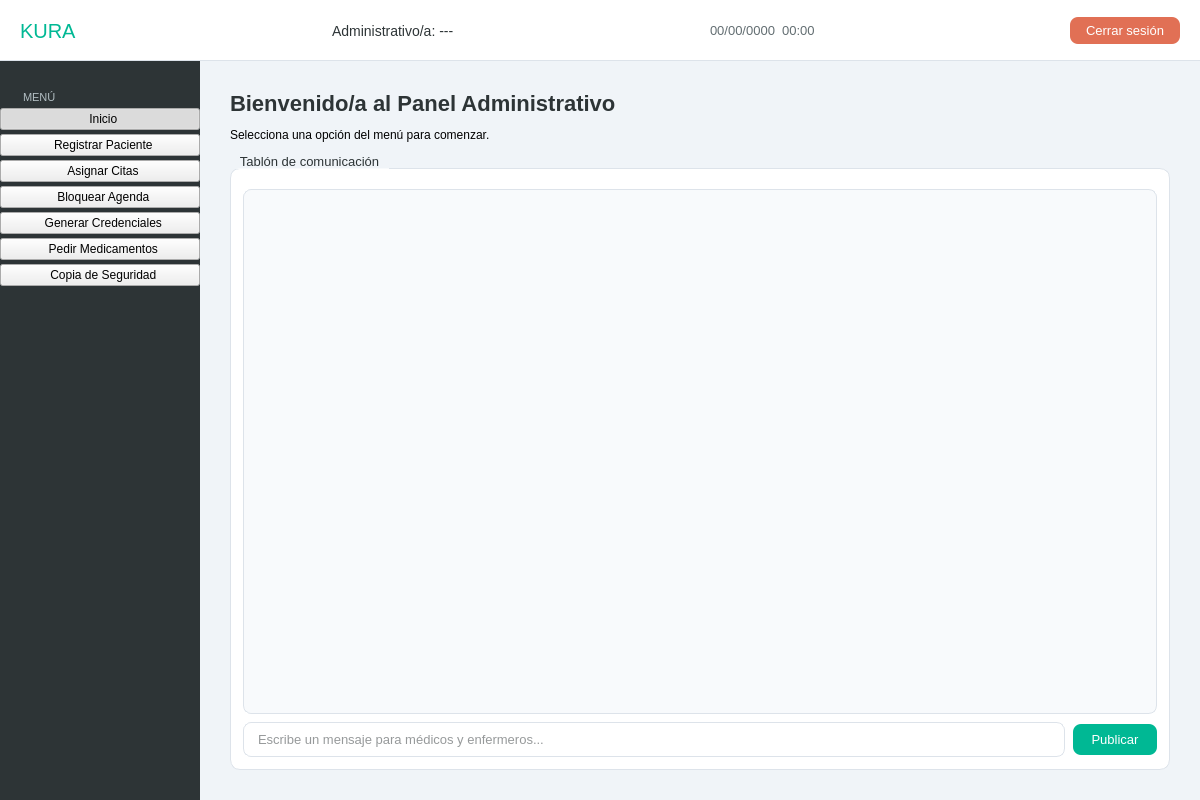
First picture: the form in src/vista/Ui/VistaAdministrativo.ui, repository hgarcg04/software-engineering, before the edit.
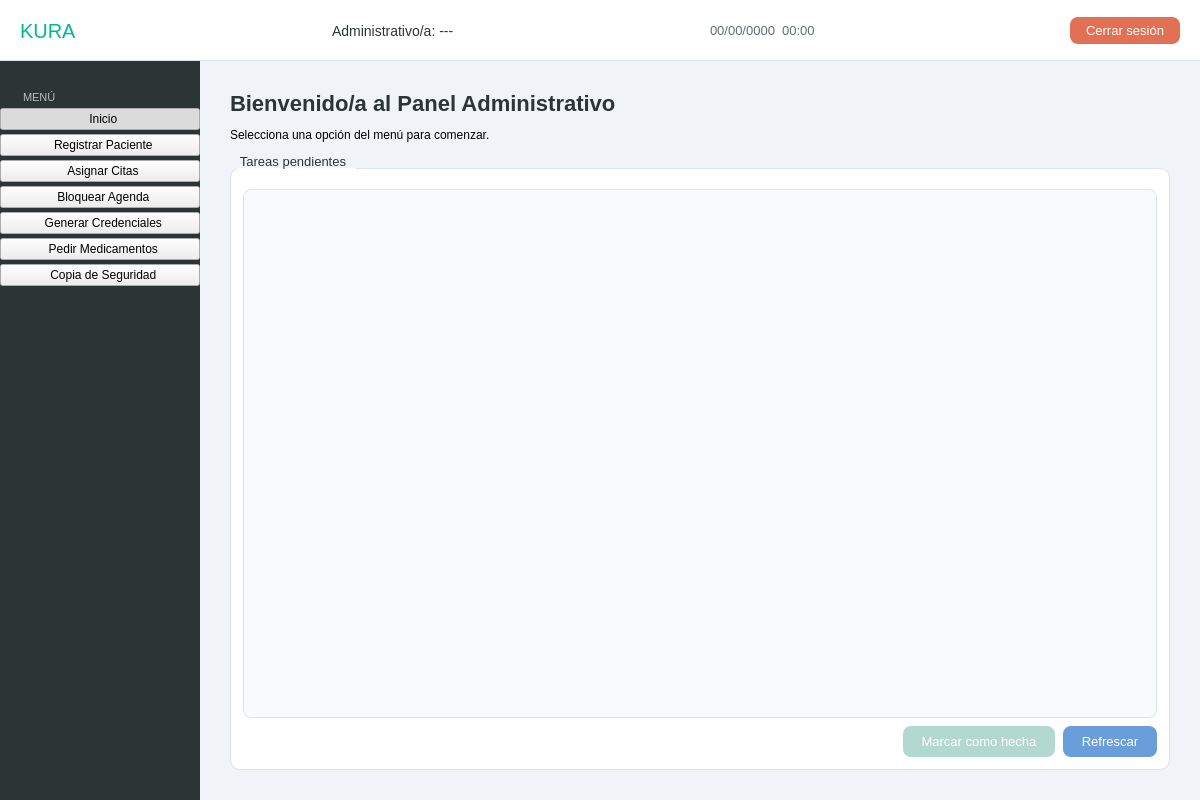
Second picture: the form after the edit.

```diff
--- a/src/vista/Ui/VistaAdministrativo.ui
+++ b/src/vista/Ui/VistaAdministrativo.ui
@@ -248,7 +248,7 @@
         border-bottom: 1px solid #f0f4f8;
     }
     #list_tablon::item:alternate { background-color: #ffffff; }
-    #btn_enviar_tablon {
+    #btn_marcar_hecha {
         background-color: #00b894;
         color: white;
         border-radius: 8px;
@@ -256,7 +256,17 @@
         font-family: 'Segoe UI Semibold';
         font-size: 13px;
     }
-    #btn_enviar_tablon:hover { background-color: #00a381; }
+    #btn_marcar_hecha:hover    { background-color: #00a381; }
+    #btn_marcar_hecha:disabled { background-color: #b2d8d0; color: #ffffff; }
+    #btn_refrescar_tablon {
+        background-color: #6a9edb;
+        color: white;
+        border-radius: 8px;
+        padding: 8px 18px;
+        font-family: 'Segoe UI Semibold';
+        font-size: 13px;
+    }
+    #btn_refrescar_tablon:hover { background-color: #4a7ec0; }
 
     /* === Frame de disponibilidad / resultado === */
     #frame_disponibilidad {
@@ -633,7 +643,7 @@
           <!-- ── Tablón de comunicación ── -->
           <item>
            <widget class="QGroupBox" name="groupBox_tablon">
-            <property name="title"><string>Tablón de comunicación</string></property>
+            <property name="title"><string>Tareas pendientes</string></property>
             <layout class="QVBoxLayout" name="tablonLayout">
              <property name="leftMargin"><number>12</number></property>
              <property name="topMargin"><number>12</number></property>
@@ -654,13 +664,21 @@
               <layout class="QHBoxLayout" name="tablonInputLayout">
                <property name="spacing"><number>8</number></property>
                <item>
-                <widget class="QLineEdit" name="input_tablon">
-                 <property name="placeholderText"><string>Escribe un mensaje para médicos y enfermeros...</string></property>
+                <spacer>
+                 <property name="orientation"><enum>Qt::Horizontal</enum></property>
+                 <property name="sizeHint" stdset="0"><size><width>0</width><height>0</height></size></property>
+                </spacer>
+               </item>
+               <item>
+                <widget class="QPushButton" name="btn_marcar_hecha">
+                 <property name="text"><string>Marcar como hecha</string></property>
+                 <property name="enabled"><bool>false</bool></property>
+                 <property name="minimumWidth"><number>150</number></property>
                 </widget>
                </item>
                <item>
-                <widget class="QPushButton" name="btn_enviar_tablon">
-                 <property name="text"><string>Publicar</string></property>
+                <widget class="QPushButton" name="btn_refrescar_tablon">
+                 <property name="text"><string>Refrescar</string></property>
                  <property name="minimumWidth"><number>100</number></property>
                 </widget>
                </item>
```
Left out of the diff: 8 changed lines with no effect on the pictures.
